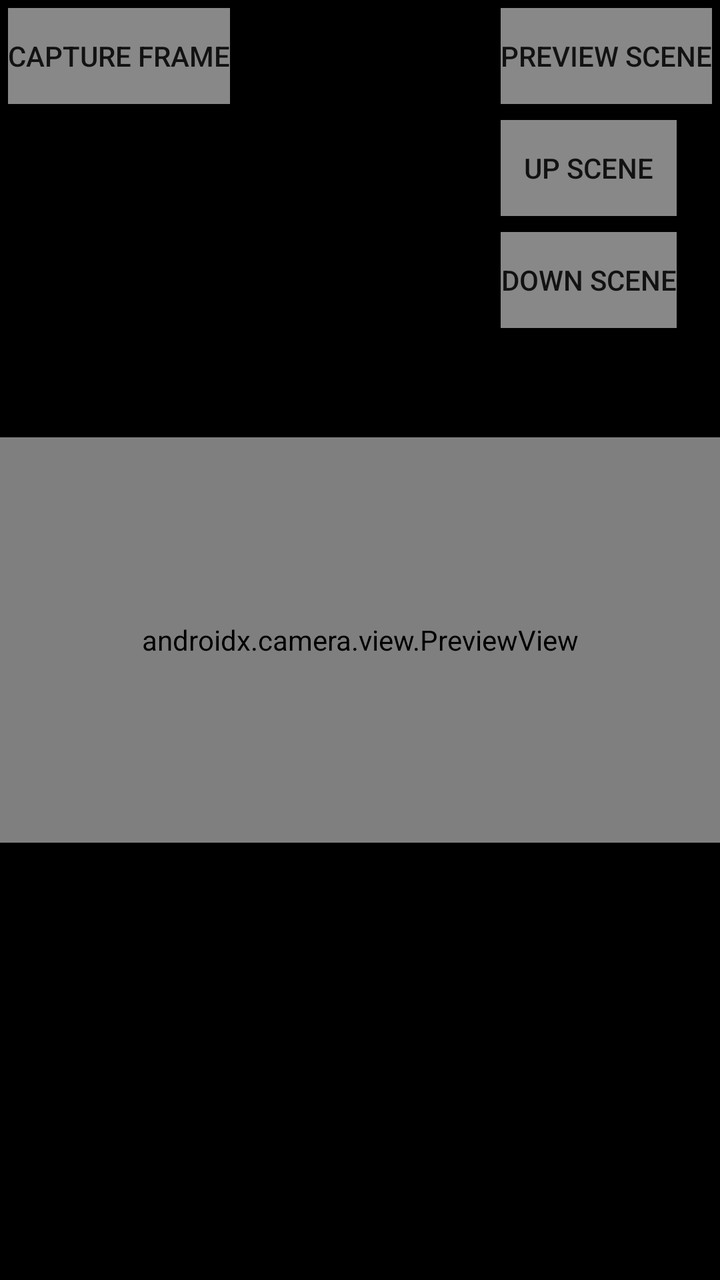
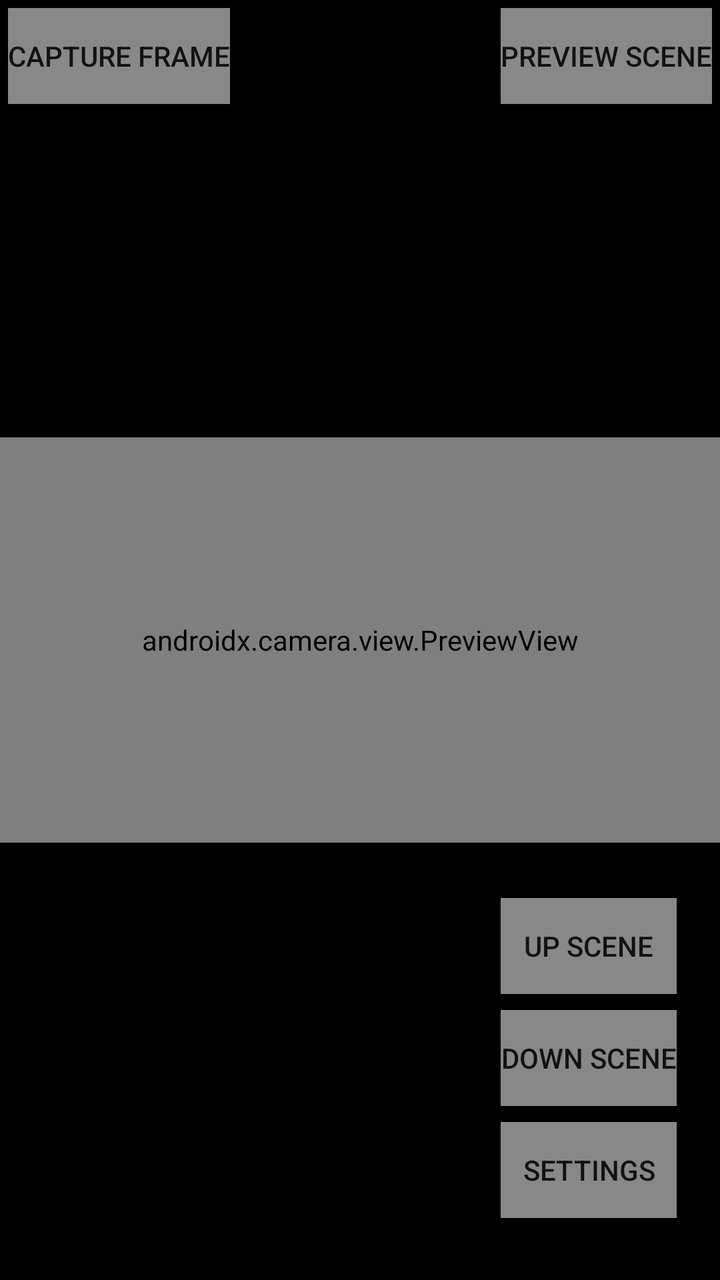

Compare the two renders of this Android layout. The source of the first and the diff that turns it into the second are given below.
<!-- AndroidManifest.xml: application theme Theme.AppCompat.Light.NoActionBar -->
<!-- res/layout/activity_main.xml -->
<androidx.constraintlayout.widget.ConstraintLayout xmlns:android="http://schemas.android.com/apk/res/android"
    xmlns:app="http://schemas.android.com/apk/res-auto"
    xmlns:tools="http://schemas.android.com/tools"
    android:layout_width="match_parent"
    android:layout_height="match_parent"
    android:background="@color/black">

    <androidx.camera.view.PreviewView
        android:id="@+id/previewView"
        android:layout_width="0dp"
        android:layout_height="0dp"
        app:layout_constraintBottom_toBottomOf="parent"
        app:layout_constraintDimensionRatio="16:9"
        app:layout_constraintEnd_toEndOf="parent"
        app:layout_constraintStart_toStartOf="parent"
        app:layout_constraintTop_toTopOf="parent">

    </androidx.camera.view.PreviewView>

    <ImageView
        android:id="@+id/onionSkinView"
        android:layout_width="match_parent"
        android:layout_height="match_parent"
        android:alpha="0.4"
        android:contentDescription="@string/onion_skin"
        android:scaleType="fitCenter"
        android:visibility="visible" />

    <GridLayout
        android:id="@+id/gridLayout"
        android:layout_width="match_parent"
        android:layout_height="match_parent"
        android:columnCount="6"
        android:rowCount="6"
        android:useDefaultMargins="true">

        <Button
            android:id="@+id/captureButton"
            android:layout_row="0"
            android:layout_column="0"
            android:background="#88FFFFFF"
            android:text="@string/capture_frame" />

        <Button
            android:id="@+id/previewButton"
            android:layout_row="0"
            android:layout_column="5"
            android:background="#88FFFFFF"
            android:text="Preview Scene" />

        <Button
            android:id="@+id/upFolder"
            android:layout_row="3"
            android:layout_column="5"
            android:background="#88FFFFFF"
            android:text="Up Scene" />

        <Button
            android:id="@+id/downFolder"
            android:layout_row="4"
            android:layout_column="5"
            android:background="#88FFFFFF"
            android:text="Down Scene" />

        <TextView
            android:id="@+id/label"
            android:layout_columnSpan="6"
            android:layout_row="5"
            android:background="#88FFFFFF"
            android:textColor="@color/black" />
    </GridLayout>


</androidx.constraintlayout.widget.ConstraintLayout>
<!-- resources referenced by this layout -->
<resources>
  <color name="black">#FF000000</color>
  <string name="capture_frame">Capture Frame</string>
  <string name="onion_skin">onion skin</string>
</resources>

<!-- the commit's change to res/layout/activity_main.xml (unified diff, before → after) -->
@@ -62,6 +62,13 @@
             android:background="#88FFFFFF"
             android:text="Down Scene" />
 
+        <Button
+            android:id="@+id/settingsButton"
+            android:layout_row="5"
+            android:layout_column="5"
+            android:background="#88FFFFFF"
+            android:text="Settings" />
+
         <TextView
             android:id="@+id/label"
             android:layout_columnSpan="6"
